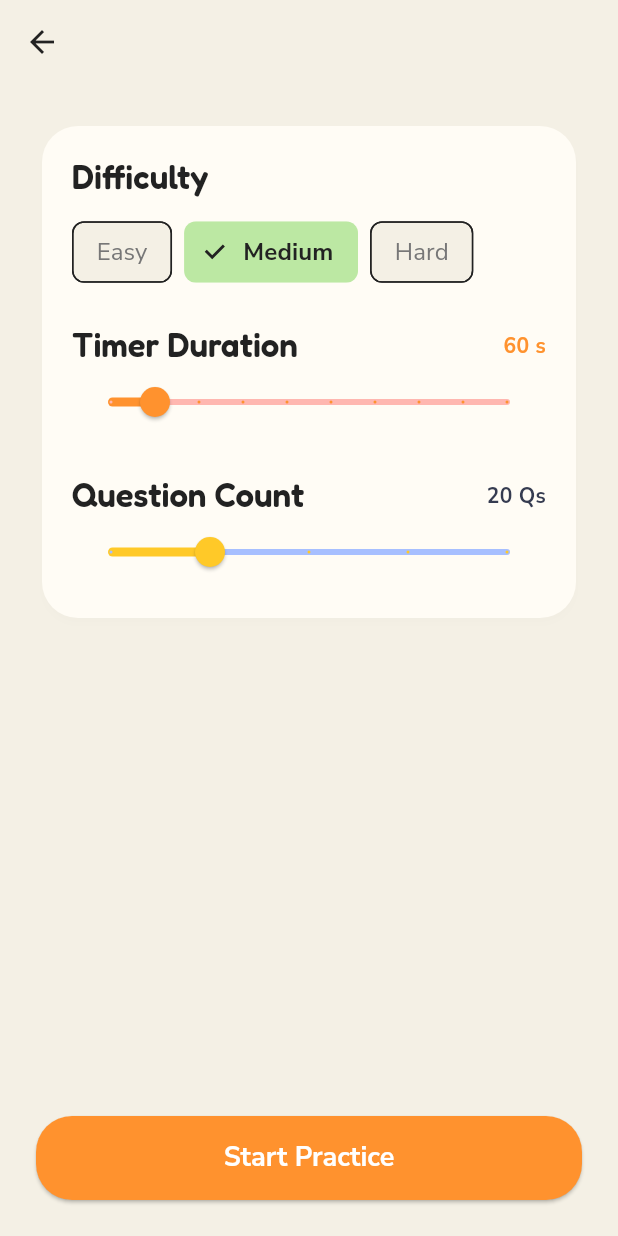
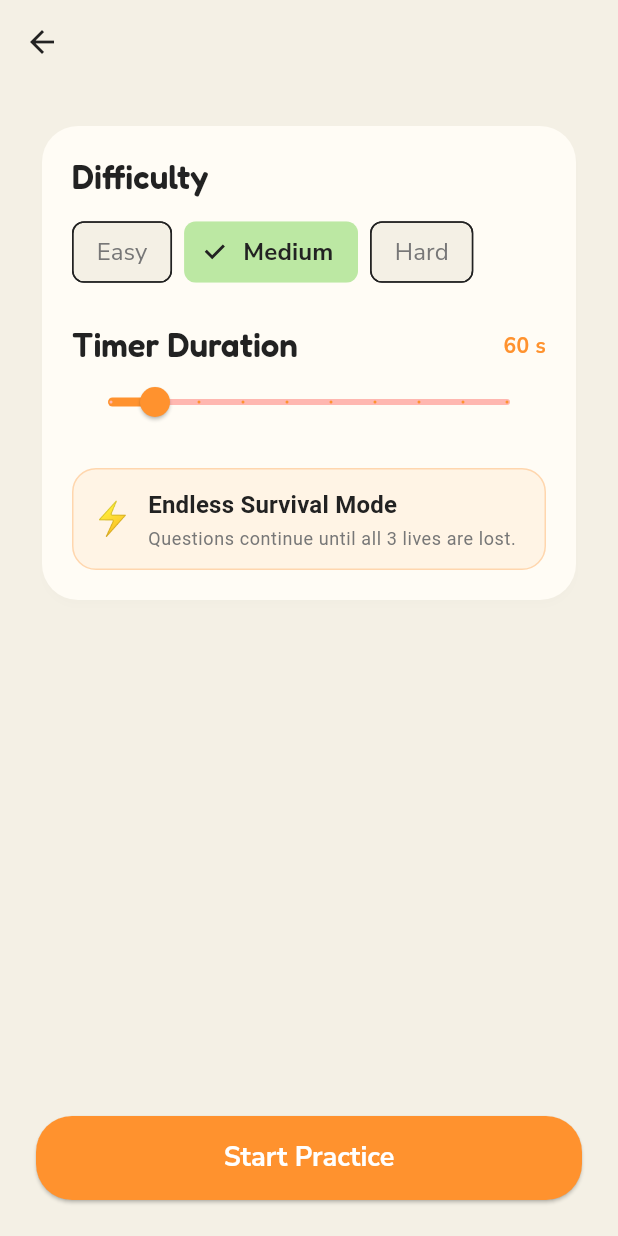
Before and after one commit to ajaydy2006-web/maths-solver, a Flutter app: the ConfigurationScreen screen opened directly with empty values, on a phone screen of 412 x 824 dp. Run offline on Flutter 3.47's test engine with Material 3 defaults, Android fonts, the phone set to English and light mode, and no system bars; our stand-ins replace flutter_riverpod, go_router, google_fonts, sqflite; accounts and stored records are empty.

Commit message:
Remove question count limit and make practice endless until lives are lost

```diff
--- a/lib/features/practice/configuration_screen.dart
+++ b/lib/features/practice/configuration_screen.dart
@@ -83,25 +83,30 @@ class _ConfigurationScreenState extends ConsumerState<ConfigurationScreen> {
                           setState(() => _timerSeconds = val.toInt());
                         },
                       ),
-                      const SizedBox(height: 24),
-                      Row(
-                        mainAxisAlignment: MainAxisAlignment.spaceBetween,
-                        children: [
-                          Text("Question Count", style: Theme.of(context).textTheme.titleLarge),
-                          Text("$_questionCount Qs", style: const TextStyle(fontWeight: FontWeight.bold, color: AppColors.darkSlate)),
-                        ],
-                      ),
-                      Slider(
-                        value: _questionCount.toDouble(),
-                        min: 10,
-                        max: 50,
-                        divisions: 4,
-                        label: '$_questionCount',
-                        activeColor: AppColors.highlightYellow,
-                        inactiveColor: AppColors.pastelBlue,
-                        onChanged: (val) {
-                          setState(() => _questionCount = val.toInt());
-                        },
+                      const SizedBox(height: 20),
+                      Container(
+                        padding: const EdgeInsets.all(12),
+                        decoration: BoxDecoration(
+                          color: AppColors.primaryOrange.withOpacity(0.08),
+                          borderRadius: BorderRadius.circular(16),
+                          border: Border.all(color: AppColors.primaryOrange.withOpacity(0.3)),
+                        ),
+                        child: Row(
+                          children: [
+                            const Text("⚡", style: TextStyle(fontSize: 22)),
+                            const SizedBox(width: 10),
+                            Expanded(
+                              child: Column(
+                                crossAxisAlignment: CrossAxisAlignment.start,
+                                children: [
+                                  Text("Endless Survival Mode", style: Theme.of(context).textTheme.titleMedium?.copyWith(fontWeight: FontWeight.bold)),
+                                  const SizedBox(height: 2),
+                                  Text("Questions continue until all 3 lives are lost.", style: Theme.of(context).textTheme.bodySmall?.copyWith(color: AppColors.textSecondary)),
+                                ],
+                              ),
+                            ),
+                          ],
+                        ),
                       ),
                     ],
                   ),
```
Also changed, not shown: lib/features/practice/mental_session_screen.dart (+10 -27 lines), lib/features/practice/session_screen.dart (+8 -24 lines), 2 other files.
